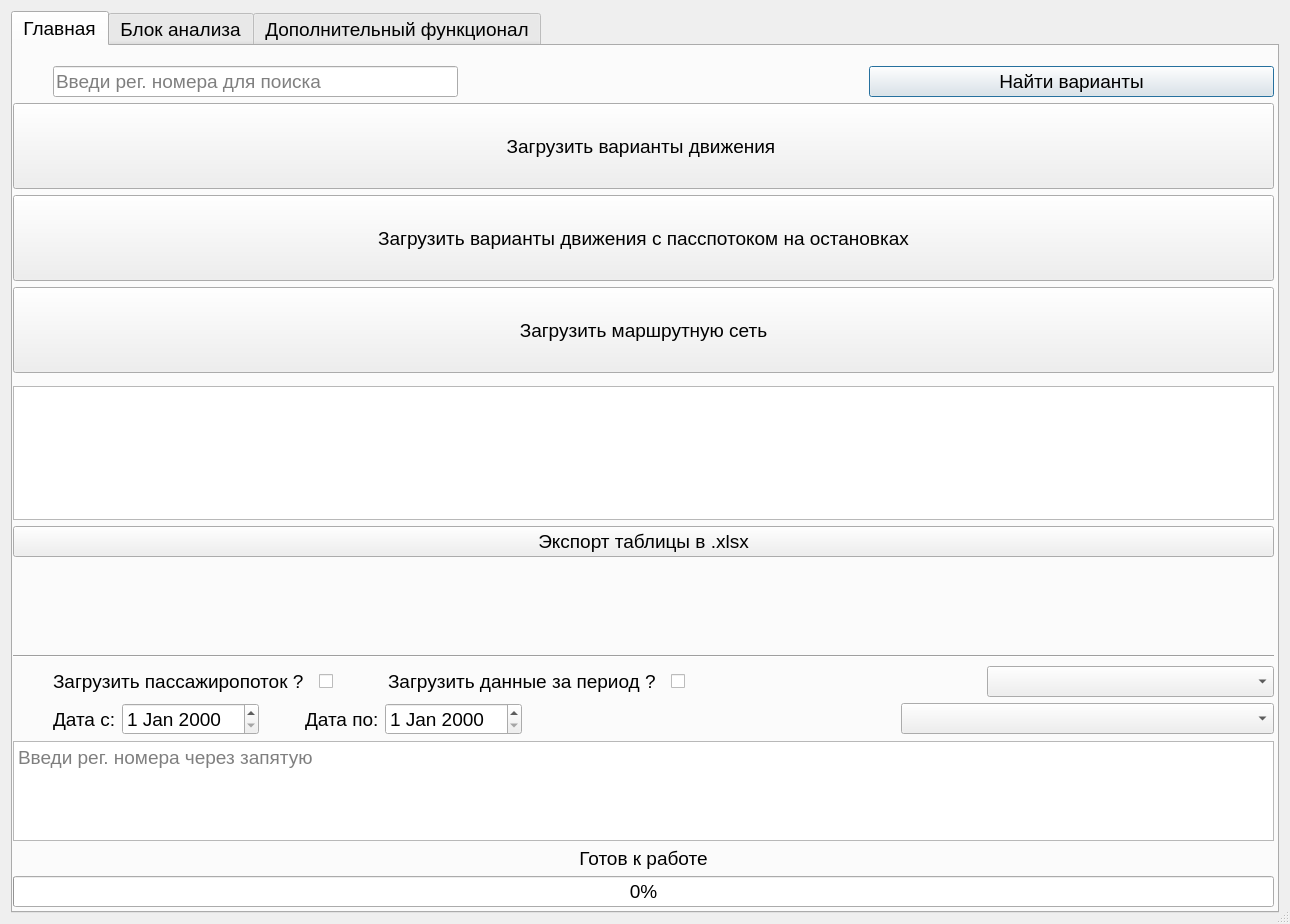
The window that route_network/route_network_dialog_base.ui (2Neo2/QGIS-Plugin-MTDI) describes before a commit, drawn with Qt 5.
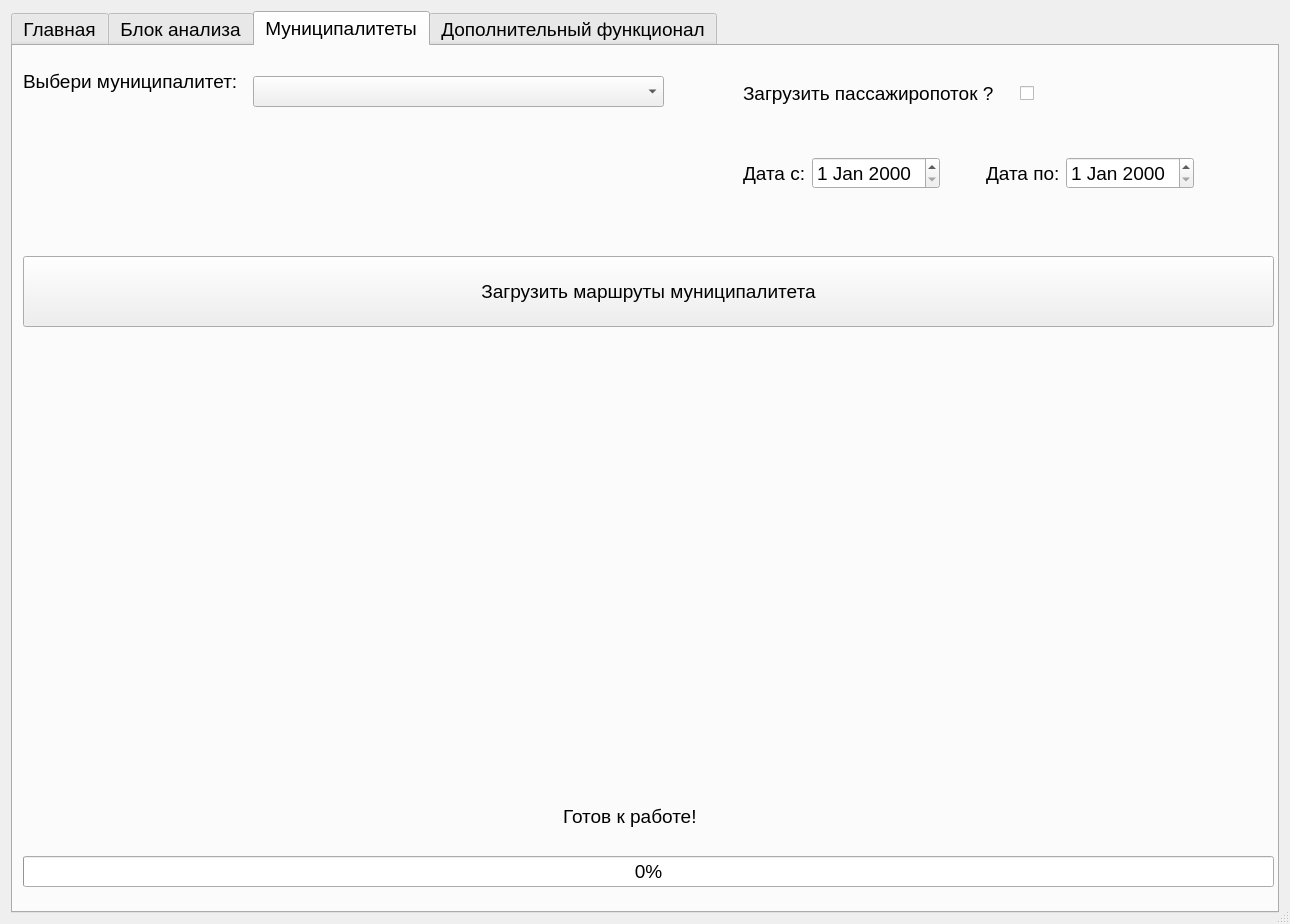
The same window after the commit.

Commit message: add munic functions

Patch:
```diff
--- a/route_network/route_network_dialog_base.ui
+++ b/route_network/route_network_dialog_base.ui
@@ -28,7 +28,7 @@
       </font>
      </property>
      <property name="currentIndex">
-      <number>0</number>
+      <number>2</number>
      </property>
      <property name="tabBarAutoHide">
       <bool>false</bool>
@@ -536,6 +536,159 @@
        </layout>
       </widget>
      </widget>
+     <widget class="QWidget" name="tab_3">
+      <attribute name="title">
+       <string>Муниципалитеты</string>
+      </attribute>
+      <widget class="QComboBox" name="munic_combo_box">
+       <property name="geometry">
+        <rect>
+         <x>240</x>
+         <y>30</y>
+         <width>411</width>
+         <height>31</height>
+        </rect>
+       </property>
+      </widget>
+      <widget class="QLabel" name="label">
+       <property name="geometry">
+        <rect>
+         <x>10</x>
+         <y>20</y>
+         <width>261</width>
+         <height>31</height>
+        </rect>
+       </property>
+       <property name="text">
+        <string>Выбери муниципалитет:</string>
+       </property>
+      </widget>
+      <widget class="QLabel" name="munic_status_label">
+       <property name="geometry">
+        <rect>
+         <x>550</x>
+         <y>755</y>
+         <width>301</width>
+         <height>31</height>
+        </rect>
+       </property>
+       <property name="text">
+        <string>Готов к работе!</string>
+       </property>
+      </widget>
+      <widget class="QProgressBar" name="munic_progress_bar">
+       <property name="geometry">
+        <rect>
+         <x>10</x>
+         <y>810</y>
+         <width>1251</width>
+         <height>31</height>
+        </rect>
+       </property>
+       <property name="value">
+        <number>0</number>
+       </property>
+      </widget>
+      <widget class="QPushButton" name="munic_button">
+       <property name="geometry">
+        <rect>
+         <x>10</x>
+         <y>210</y>
+         <width>1251</width>
+         <height>71</height>
+        </rect>
+       </property>
+       <property name="text">
+        <string>Загрузить маршруты муниципалитета</string>
+       </property>
+      </widget>
+      <widget class="QWidget" name="verticalLayoutWidget_7">
+       <property name="geometry">
+        <rect>
+         <x>730</x>
+         <y>-10</y>
+         <width>451</width>
+         <height>201</height>
+        </rect>
+       </property>
+       <layout class="QVBoxLayout" name="verticalLayout_8">
+        <item>
+         <layout class="QHBoxLayout" name="horizontalLayout_5">
+          <item>
+           <widget class="QLabel" name="label_4">
+            <property name="text">
+             <string>Загрузить пассажиропоток ?</string>
+            </property>
+           </widget>
+          </item>
+          <item>
+           <spacer name="horizontalSpacer_9">
+            <property name="orientation">
+             <enum>Qt::Horizontal</enum>
+            </property>
+            <property name="sizeType">
+             <enum>QSizePolicy::Minimum</enum>
+            </property>
+            <property name="sizeHint" stdset="0">
+             <size>
+              <width>20</width>
+              <height>20</height>
+             </size>
+            </property>
+           </spacer>
+          </item>
+          <item>
+           <widget class="QCheckBox" name="munic_check_box">
+            <property name="text">
+             <string/>
+            </property>
+           </widget>
+          </item>
+         </layout>
+        </item>
+        <item>
+         <layout class="QHBoxLayout" name="horizontalLayout_7">
+          <item>
+           <widget class="QLabel" name="label_2">
+            <property name="text">
+             <string>Дата с:</string>
+            </property>
+           </widget>
+          </item>
+          <item>
+           <widget class="QDateEdit" name="munic_time_box_from"/>
+          </item>
+          <item>
+           <spacer name="horizontalSpacer_10">
+            <property name="orientation">
+             <enum>Qt::Horizontal</enum>
+            </property>
+            <property name="sizeType">
+             <enum>QSizePolicy::MinimumExpanding</enum>
+            </property>
+            <property name="sizeHint" stdset="0">
+             <size>
+              <width>40</width>
+              <height>20</height>
+             </size>
+            </property>
+           </spacer>
+          </item>
+          <item>
+           <widget class="QLabel" name="label_3">
+            <property name="text">
+             <string>Дата по:</string>
+            </property>
+           </widget>
+          </item>
+          <item>
+           <widget class="QDateEdit" name="munic_time_box_to"/>
+          </item>
+         </layout>
+        </item>
+       </layout>
+      </widget>
+     </widget>
      <widget class="QWidget" name="tab_2">
       <attribute name="title">
        <string>Дополнительный функционал</string>
```
The commit also changes 9 other files.
